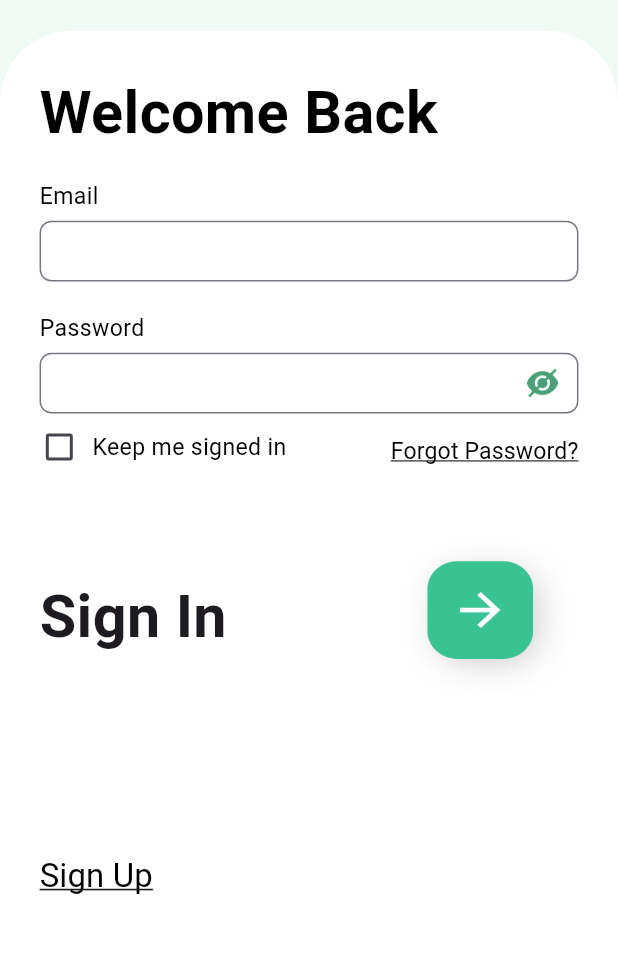
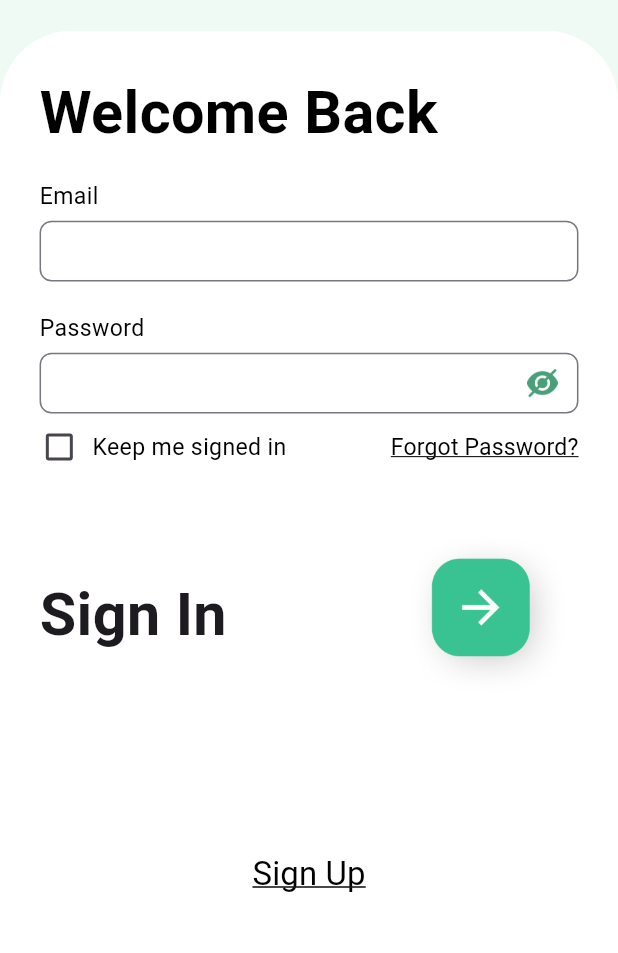
Before and after one commit to aadityayadav17/binarybandits, a Flutter app: the screen it shows after launch, on a phone screen of 412 x 824 dp, the part 222-1175 px from its top. Run offline on Flutter 3.47's test engine with Material 3 defaults, Android fonts, the phone set to English and light mode, and no system bars; our stand-ins replace country_code_picker, dropdown_button2, firebase_core, google_fonts; accounts and stored records are empty.

Commit message:
Login Screen Overflow Error Failed

```diff
--- a/lib/screens/login_screen/login_screen.dart
+++ b/lib/screens/login_screen/login_screen.dart
@@ -33,11 +33,8 @@ class _LoginScreenState extends State<LoginScreen> {
     double screenWidth = MediaQuery.of(context).size.width;
     double screenHeight = MediaQuery.of(context).size.height;
 
-    // Defining proportional sizes based on screen dimensions
-    double proportionalFontSize(double size) =>
-        size * screenWidth / 375; // Assuming base screen width is 375
-    double proportionalHeight(double size) =>
-        size * screenHeight / 812; // Assuming base screen height is 812
+    double proportionalFontSize(double size) => size * screenWidth / 375;
+    double proportionalHeight(double size) => size * screenHeight / 812;
     double proportionalWidth(double size) => size * screenWidth / 375;
 
     return GestureDetector(
@@ -52,15 +49,11 @@ class _LoginScreenState extends State<LoginScreen> {
               Padding(
                 padding:
                     EdgeInsets.symmetric(horizontal: proportionalWidth(24)),
-                child: Row(
-                  children: [
-                    Image.asset(
+                child: Image.asset(
                   'assets/images/app-logo.png',
                   width: proportionalWidth(164),
                   height: proportionalHeight(26),
                   alignment: Alignment.centerLeft,
-                    ),
-                  ],
                 ),
               ),
               SizedBox(height: proportionalHeight(20)),
@@ -69,7 +62,10 @@ class _LoginScreenState extends State<LoginScreen> {
                 padding: EdgeInsets.all(proportionalWidth(24)),
                 decoration: const BoxDecoration(
                   color: Colors.white,
-                  borderRadius: BorderRadius.all(Radius.circular(48)),
+                  borderRadius: BorderRadius.only(
+                    topLeft: Radius.circular(48),
+                    topRight: Radius.circular(48),
+                  ),
                 ),
                 child: Column(
                   crossAxisAlignment: CrossAxisAlignment.start,
@@ -155,9 +151,9 @@ class _LoginScreenState extends State<LoginScreen> {
                     SizedBox(height: proportionalHeight(10)),
                     Row(
                       mainAxisAlignment: MainAxisAlignment.spaceBetween,
-                      crossAxisAlignment: CrossAxisAlignment.start,
                       children: [
-                        Row(
+                        Expanded(
+                          child: Row(
                             children: [
                               SizedBox(
                                 height: proportionalHeight(24),
@@ -173,7 +169,8 @@ class _LoginScreenState extends State<LoginScreen> {
                                 ),
                               ),
                               SizedBox(width: proportionalWidth(8)),
-                            Text(
+                              Flexible(
+                                child: Text(
                                   'Keep me signed in',
                                   style: GoogleFonts.roboto(
                                     fontWeight: FontWeight.w400,
@@ -181,11 +178,11 @@ class _LoginScreenState extends State<LoginScreen> {
                                     color: Colors.black,
                                   ),
                                 ),
+                              ),
                             ],
                           ),
-                        Padding(
-                          padding: EdgeInsets.only(top: proportionalHeight(4)),
-                          child: TextButton(
+                        ),
+                        TextButton(
                           onPressed: () {
                             // Forgot password action
                           },
@@ -204,7 +201,6 @@ class _LoginScreenState extends State<LoginScreen> {
                             ),
                           ),
                         ),
-                        ),
                       ],
                     ),
                     SizedBox(height: proportionalHeight(43)),
@@ -212,11 +208,13 @@ class _LoginScreenState extends State<LoginScreen> {
                       mainAxisAlignment: MainAxisAlignment.spaceBetween,
                       crossAxisAlignment: CrossAxisAlignment.center,
                       children: [
-                        Text(
+                        Expanded(
+                          child: Text(
                             'Sign In',
                             style: GoogleFonts.roboto(
                               fontSize: proportionalFontSize(36),
                               fontWeight: FontWeight.bold,
+                            ),
                           ),
                         ),
                         GestureDetector(
@@ -232,13 +230,14 @@ class _LoginScreenState extends State<LoginScreen> {
                             'assets/icons/screens/log_screen/log-rectangle.png',
                             width: proportionalWidth(110),
                             height: proportionalHeight(110),
-                            fit: BoxFit.fill,
+                            fit: BoxFit.contain,
                           ),
                         ),
                       ],
                     ),
                     SizedBox(height: proportionalHeight(100)),
-                    TextButton(
+                    Center(
+                      child: TextButton(
                         onPressed: () {
                           Navigator.push(
                             context,
@@ -262,6 +261,7 @@ class _LoginScreenState extends State<LoginScreen> {
                           ),
                         ),
                       ),
+                    ),
                     SizedBox(height: proportionalHeight(100)),
                   ],
                 ),
```
Lines whose indentation alone changed are shown as unchanged.
